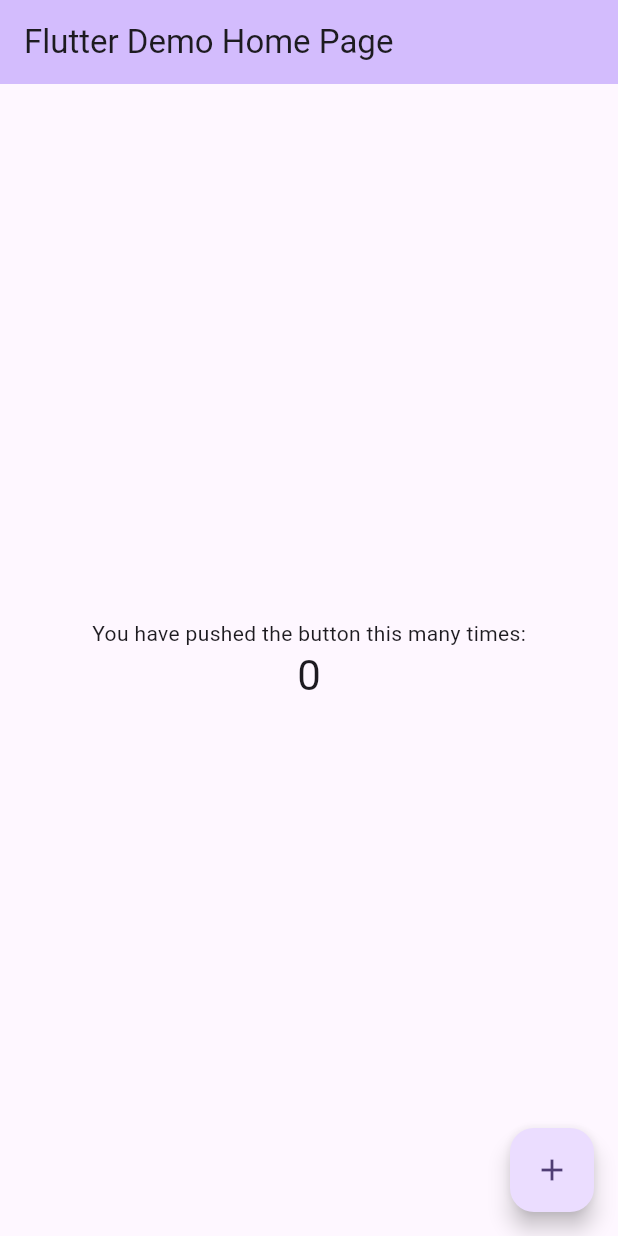
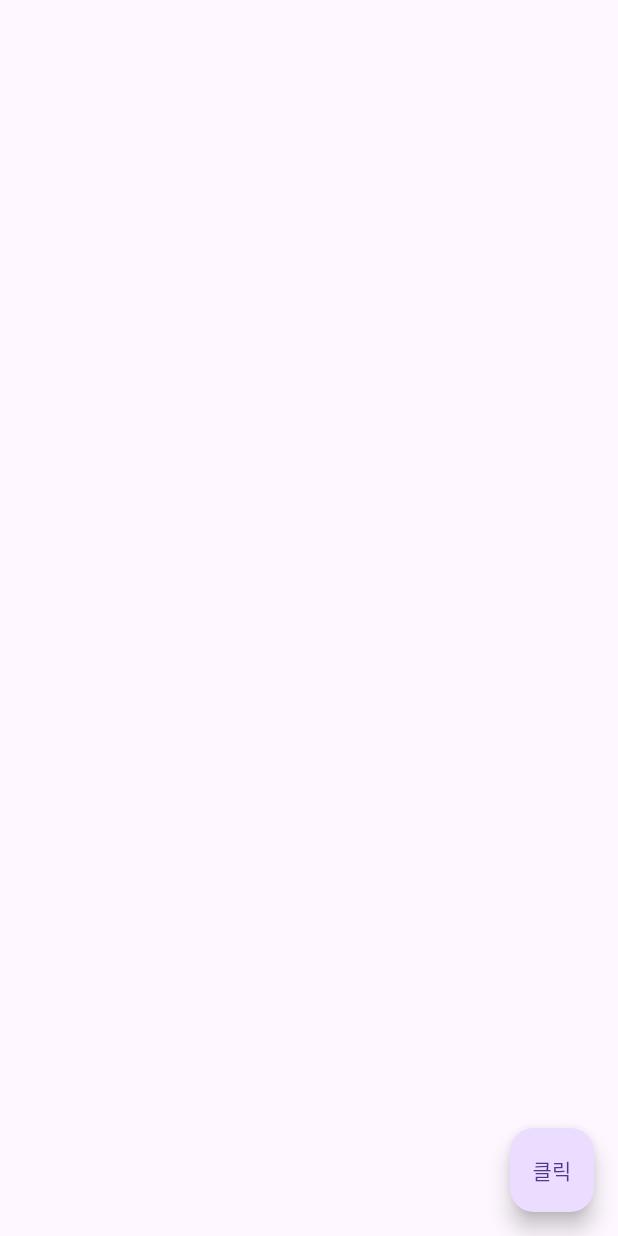
Before and after one commit to leerobing/flutter_practice_1, a Flutter app: the screen it shows after launch, on a phone screen of 412 x 824 dp. Run offline on Flutter 3.47's test engine with Material 3 defaults, Android fonts, the phone set to English and light mode, and no system bars.

Commit message:
feat: 버튼 관련 위젯 학습

```diff
--- a/lib/main.dart
+++ b/lib/main.dart
@@ -1,7 +1,24 @@
 import 'package:flutter/material.dart';
 
 void main() {
-  runApp(const MyApp());
+ runApp(FloatingActionButtonExample());
+}
+class FloatingActionButtonExample extends StatelessWidget {
+  @override
+  Widget build(BuildContext context) {
+    return MaterialApp(
+      home: Scaffold(
+        floatingActionButton: FloatingActionButton(
+          onPressed: () {  print("클릭");},
+          child: Text(
+            "클릭"
+          ),
+        ),
+        body: Container(),
+      ),
+    );
+  }
+
 }
 
 class MyApp extends StatelessWidget {
@@ -11,27 +28,69 @@ class MyApp extends StatelessWidget {
   @override
   Widget build(BuildContext context) {
     return MaterialApp(
-      title: 'Flutter Demo',
-      theme: ThemeData(
-        // This is the theme of your application.
-        //
-        // TRY THIS: Try running your application with "flutter run". You'll see
-        // the application has a purple toolbar. Then, without quitting the app,
-        // try changing the seedColor in the colorScheme below to Colors.green
-        // and then invoke "hot reload" (save your changes or press the "hot
-        // reload" button in a Flutter-supported IDE, or press "r" if you used
-        // the command line to start the app).
-        //
-        // Notice that the counter didn't reset back to zero; the application
-        // state is not lost during the reload. To reset the state, use hot
-        // restart instead.
-        //
-        // This works for code too, not just values: Most code changes can be
-        // tested with just a hot reload.
-        colorScheme: ColorScheme.fromSeed(seedColor: Colors.deepPurple),
-        useMaterial3: true,
-      ),
-      home: const MyHomePage(title: 'Flutter Demo Home Page'),
+      home: Scaffold(
+        body: Center(
+          child:GestureDetector(
+            onTap: (){
+              print("on tap");
+            },
+            onDoubleTap: (){
+              print("on double tap");
+            },
+            onLongPress: () {
+              print("on long tap");
+            },
+            child: Container(
+              decoration: BoxDecoration(
+                color: Colors.red
+              ),
+              width: 100.0,
+              height: 100.0,
+            ),
+          )
+          /*** 아이콘 버튼* */
+          // IconButton(
+          //   onPressed: (){},
+          //   icon: Icon(
+          //     Icons.home,
+          //   ),
+          // )
+
+
+          /*** 엘레베이티드 버튼* */
+          // ElevatedButton(
+          //   onPressed: () {},
+          //   style: ElevatedButton.styleFrom(
+          //     backgroundColor: Colors.red,
+          //   ),
+          //   child: Text("엘레베이티드 버튼",
+          //   style: TextStyle(
+          //     color: Colors.white,
+          //   )
+          //   ),
+          // )
+          /*** 아웃라인드 버튼* */
+          // OutlinedButton(
+          //   onPressed: () {},
+          //   style: OutlinedButton.styleFrom(
+          //     foregroundColor: Colors.red
+          //   ),
+          //   child: Text(
+          //     "아웃라인드 버튼"
+          //   ),
+          // )
+
+
+          /*** 텍스트 버튼* */
+         // TextButton(
+         //    onPressed: (){},
+         //    style: TextButton.styleFrom(
+         //    foregroundColor: Colors.red,
+         //    ),
+         //    child: Text("텍스트 버튼"),
+         //  ),
+        ),
+      )
     );
   }
 }
```
